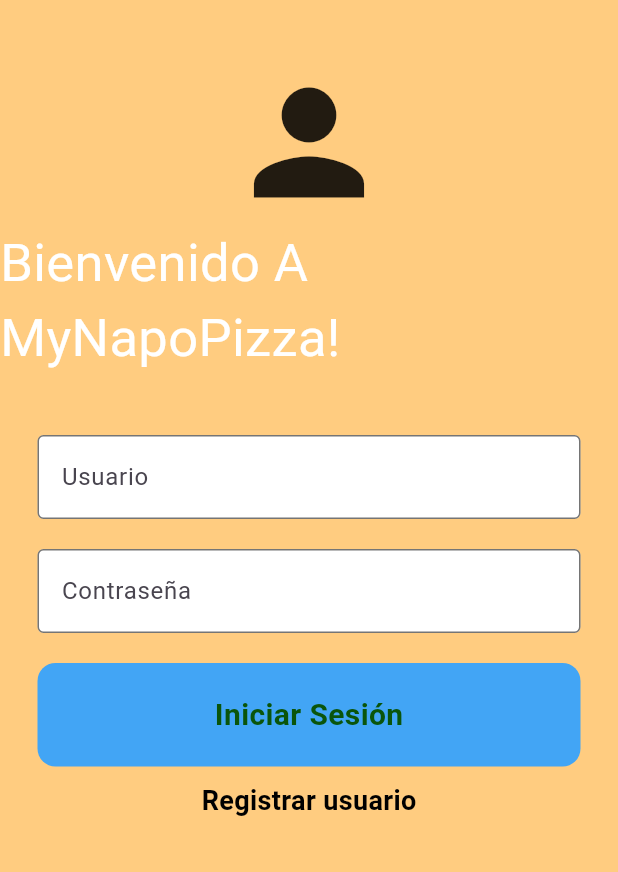
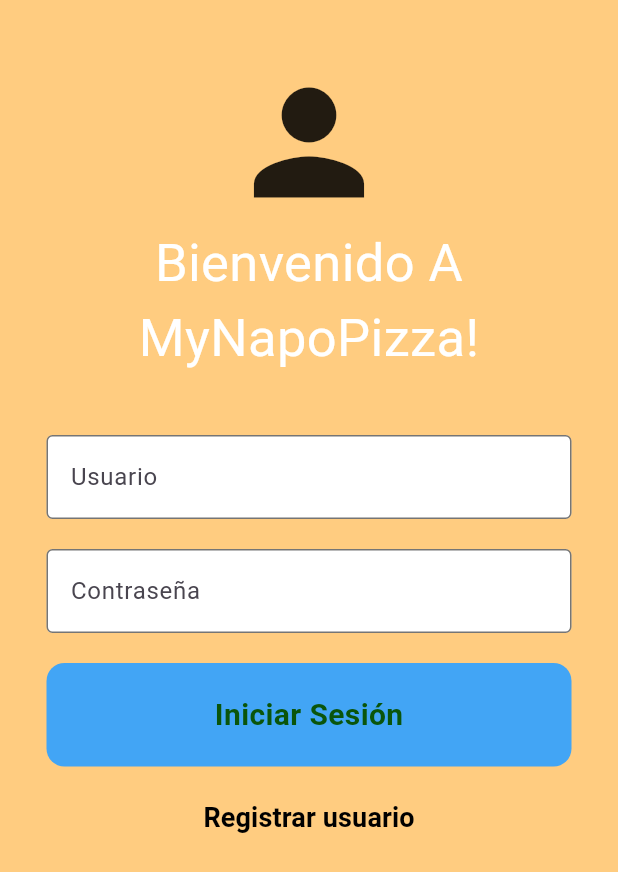
Before and after one commit to HaroldArguelloNic/mynapopizza, a Flutter app: the screen it shows after launch, on a phone screen of 412 x 824 dp. Shown: the top 872 px of the screen. Run offline on Flutter 3.47's test engine with Material 3 defaults, Android fonts, the phone set to English and light mode, and no system bars; our stand-ins replace google_fonts.

Commit message:
centrar texto de bienvenida

```diff
--- a/lib/page/login_page.dart
+++ b/lib/page/login_page.dart
@@ -12,7 +12,7 @@ class LoginPage extends StatelessWidget {
         // change SafeArea
         child: SizedBox(
           // add SizedBox
-          width: 600, // ancho 600
+          width: 400, // ancho 600
 
           child: Center(
             child: Column(
@@ -27,6 +27,7 @@ class LoginPage extends StatelessWidget {
                 ),
                 const Text(
                   'Bienvenido A MyNapoPizza!',
+                  textAlign: TextAlign.center,
                   style: TextStyle(
                     color: Colors.white,
                     fontSize: 35,
@@ -96,14 +97,15 @@ class LoginPage extends StatelessWidget {
                   ),
 
               ),
-
-
-
-              const Text('Registrar usuario',
-                style: TextStyle(
-                  color: Colors.black,
-                  fontWeight: FontWeight.bold,
-                  fontSize: 18,
+              TextButton(
+                onPressed:
+                () {},
+                child: const Text('Registrar usuario',
+                  style: TextStyle(
+                    color: Colors.black,
+                    fontWeight: FontWeight.bold,
+                    fontSize: 18,
+                  ),
                 ),
               ),
 
```
